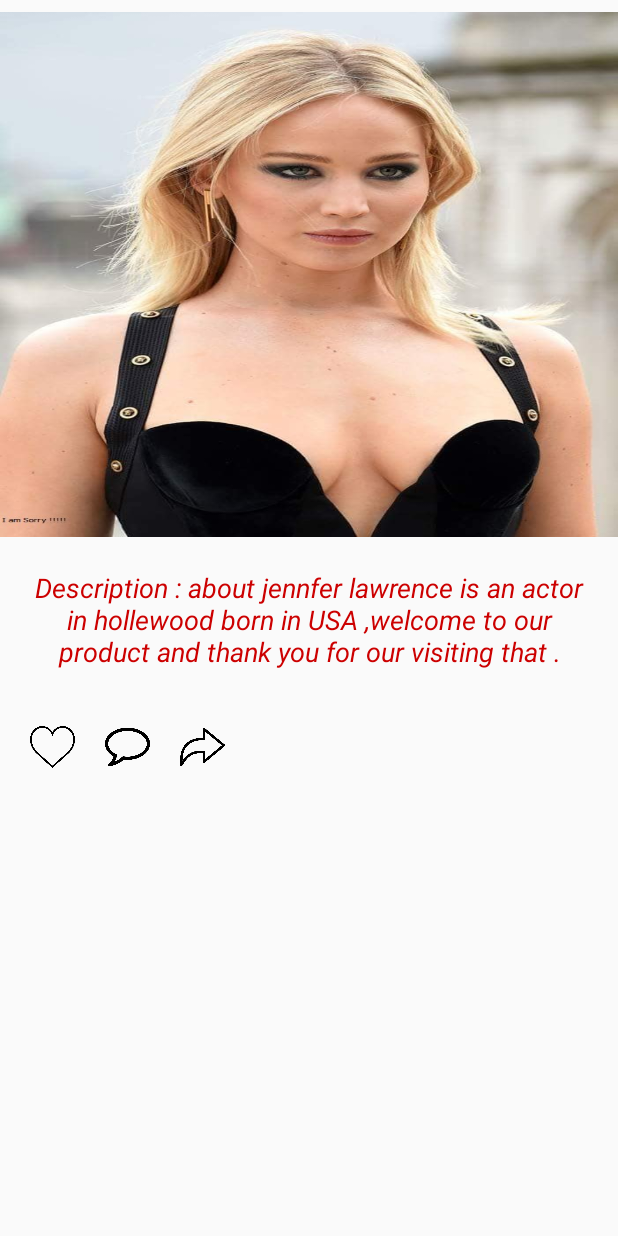
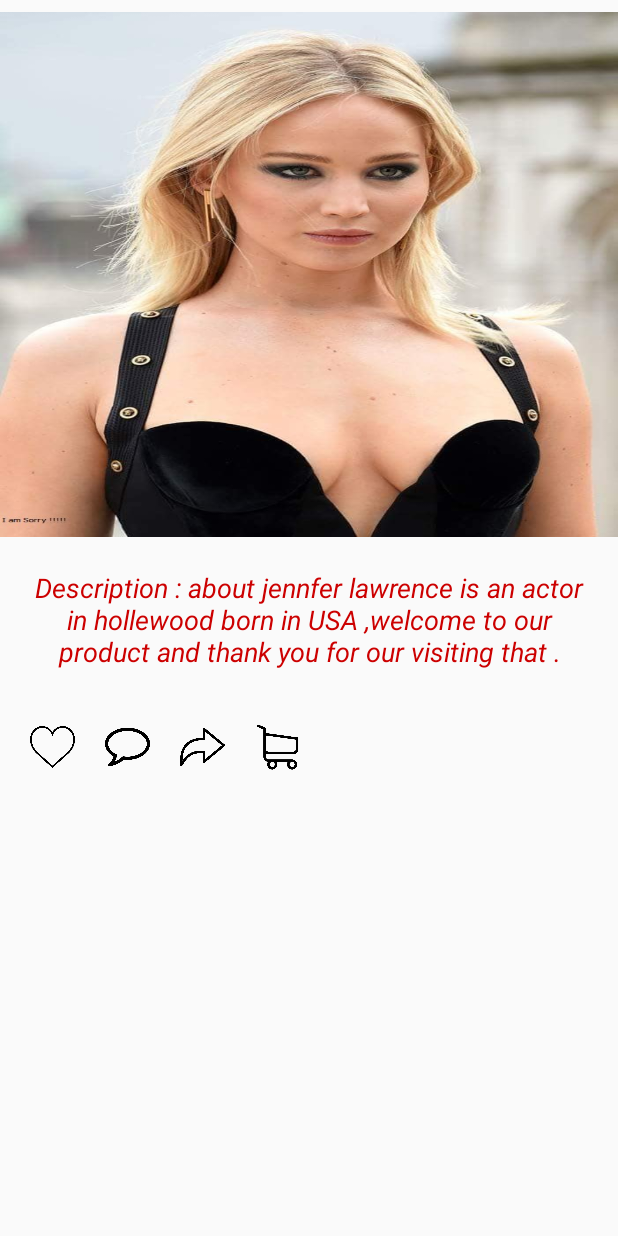
Before and after one commit to ahmedhanafy83/lounge, an Android app: the Activity2 screen opened directly, with no data from a screen before it, on a phone screen of 412 x 824 dp. Run offline under Robolectric (Android 15) with nearby library versions, the phone set to English and light mode, and no system bars.

Commit message:
add shopping cart

```diff
--- a/app/src/main/res/layout/activity2.xml
+++ b/app/src/main/res/layout/activity2.xml
@@ -55,8 +55,15 @@
             <ImageView
                 android:id="@+id/iv_share"
                 android:layout_width="30dp"
+                android:layout_marginRight="20dp"
                 android:layout_height="60dp"
                 android:src="@drawable/share" />
+
+            <ImageView
+                android:id="@+id/iv_shop"
+                android:layout_width="30dp"
+                android:layout_height="60dp"
+                android:src="@drawable/shopping_cart" />
 
 
         </LinearLayout>
```
Also changed, not shown: app/src/main/res/drawable/shopping_cart.png (added).
